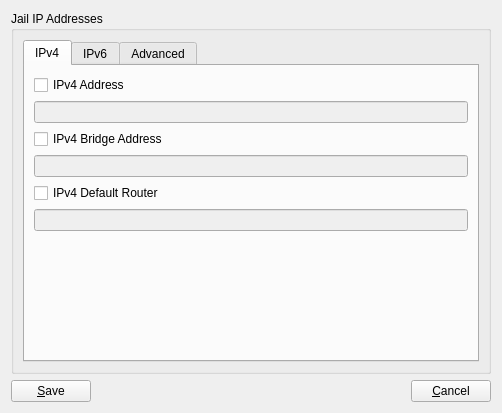
First picture: the form in src-qt4/warden-gui/dialogEditIP.ui, repository trueos/pcbsd, before the edit.
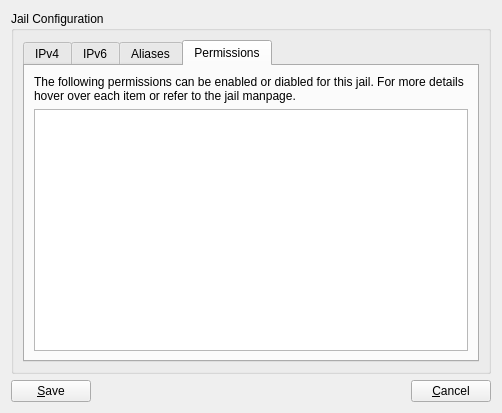
Second picture: the form after the edit. The open tabs and pages were chosen to show the change. Icons and pictures are not drawn.

Commit message: - Rename the Jail IP widget -> Jail Configuration - Add new "Permissions" tab to the Jail config widget - Add support for getting / setting jail permissions

Patch:
```diff
--- a/src-qt4/warden-gui/dialogEditIP.ui
+++ b/src-qt4/warden-gui/dialogEditIP.ui
@@ -21,7 +21,7 @@
    <item row="0" column="0">
     <widget class="QGroupBox" name="groupBox">
      <property name="title">
-      <string>Jail IP Addresses</string>
+      <string>Jail Configuration</string>
      </property>
      <layout class="QGridLayout" name="gridLayout">
       <item row="0" column="0">
@@ -164,7 +164,7 @@
         </widget>
         <widget class="QWidget" name="tab_2">
          <attribute name="title">
-          <string>Advanced</string>
+          <string>Aliases</string>
          </attribute>
          <layout class="QGridLayout" name="gridLayout_3">
           <item row="0" column="0">
@@ -235,6 +235,26 @@
           </item>
          </layout>
         </widget>
+        <widget class="QWidget" name="tab_4">
+         <attribute name="title">
+          <string>Permissions</string>
+         </attribute>
+         <layout class="QGridLayout" name="gridLayout_6">
+          <item row="0" column="0">
+           <widget class="QLabel" name="label">
+            <property name="text">
+             <string>The following permissions can be enabled or diabled for this jail. For more details hover over each item or refer to the jail manpage.</string>
+            </property>
+            <property name="wordWrap">
+             <bool>true</bool>
+            </property>
+           </widget>
+          </item>
+          <item row="1" column="0">
+           <widget class="QListWidget" name="listPerms"/>
+          </item>
+         </layout>
+        </widget>
        </widget>
       </item>
      </layout>
```
Left out of the diff: 2 changed lines with no effect on the pictures. The commit also changes 2 other files.
